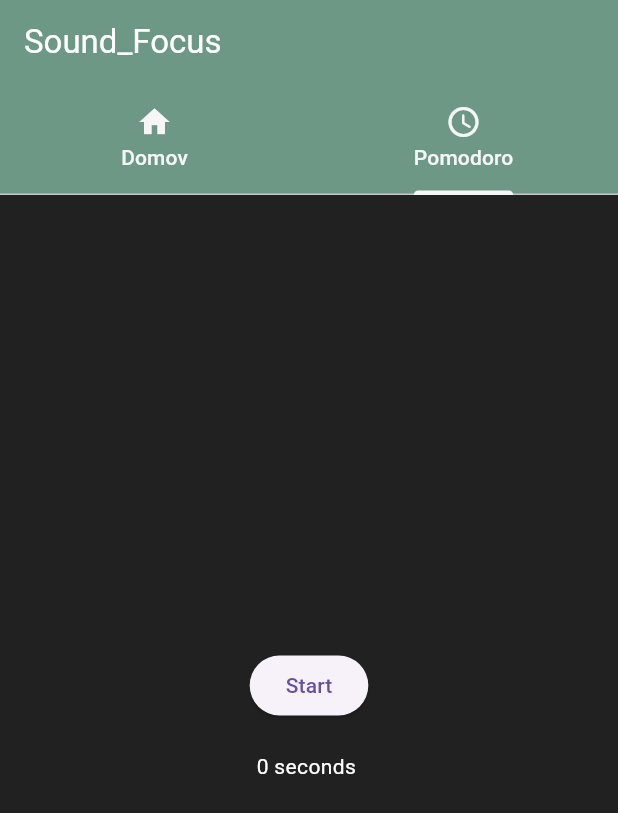
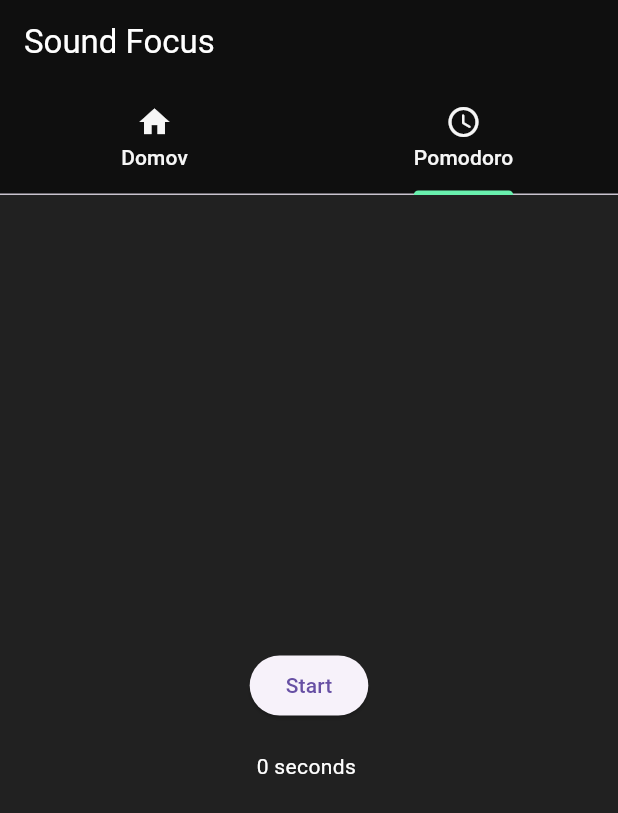
Before and after one commit to Oblakoru/SoundFocus, a Flutter app: the screen it shows after launch, tab 2 chosen, on a phone screen of 412 x 824 dp. Shown: the top 813 px of the screen. Run offline on Flutter 3.47's test engine with Material 2 defaults, Android fonts, the phone set to English and light mode, and no system bars; our stand-ins replace audioplayers.

Commit message:
sprememba barvne palete

```diff
--- a/lib/main.dart
+++ b/lib/main.dart
@@ -14,7 +14,7 @@ class MyApp extends StatelessWidget {
   Widget build(BuildContext context) {
     return MaterialApp(
       debugShowCheckedModeBanner: false, // Remove the debug banner
-      title: 'Sound_Focus',
+      title: 'Sound Focus',
       theme: ThemeData(
         //colorScheme: ColorScheme.fromSeed(seedColor: Colors.deepPurple),
         useMaterial3: true,
@@ -58,17 +58,17 @@ class _MyHomePageState extends State<MyHomePage> {
       initialIndex: 0,
       length: 2,
       child: Scaffold(
-        backgroundColor: const Color.fromRGBO(33, 33, 33, 1),
+        backgroundColor: Colors.grey.shade900, //const Color.fromRGBO(33, 33, 33, 1), const color:
         appBar: AppBar(
-          backgroundColor: const Color.fromRGBO(109, 152, 134, 1),
+          backgroundColor: Colors.black54, //const Color.fromRGBO(109, 152, 134, 1),
           title: const Text(
-            "Sound_Focus",
+            "Sound Focus",
             style: TextStyle(color: Colors.white),
           ),
           bottom: const TabBar(
             unselectedLabelColor: Color.fromRGBO(246, 246, 246, 1),
             labelColor: Color.fromRGBO(246, 246, 246, 1),
-            indicatorColor: Color.fromRGBO(246, 246, 246, 1),
+            indicatorColor: Colors.greenAccent,
             tabs: [
               Tab(
                 icon: Icon(
```
Also changed, not shown: lib/audio_player.dart (+11 -12 lines).
